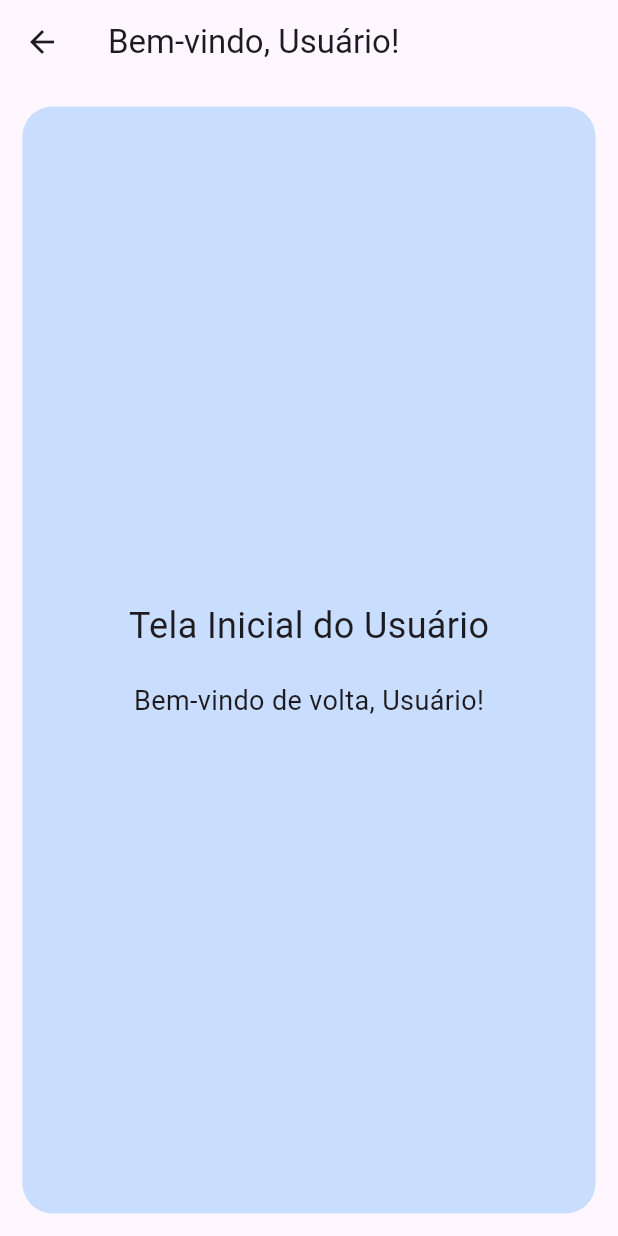
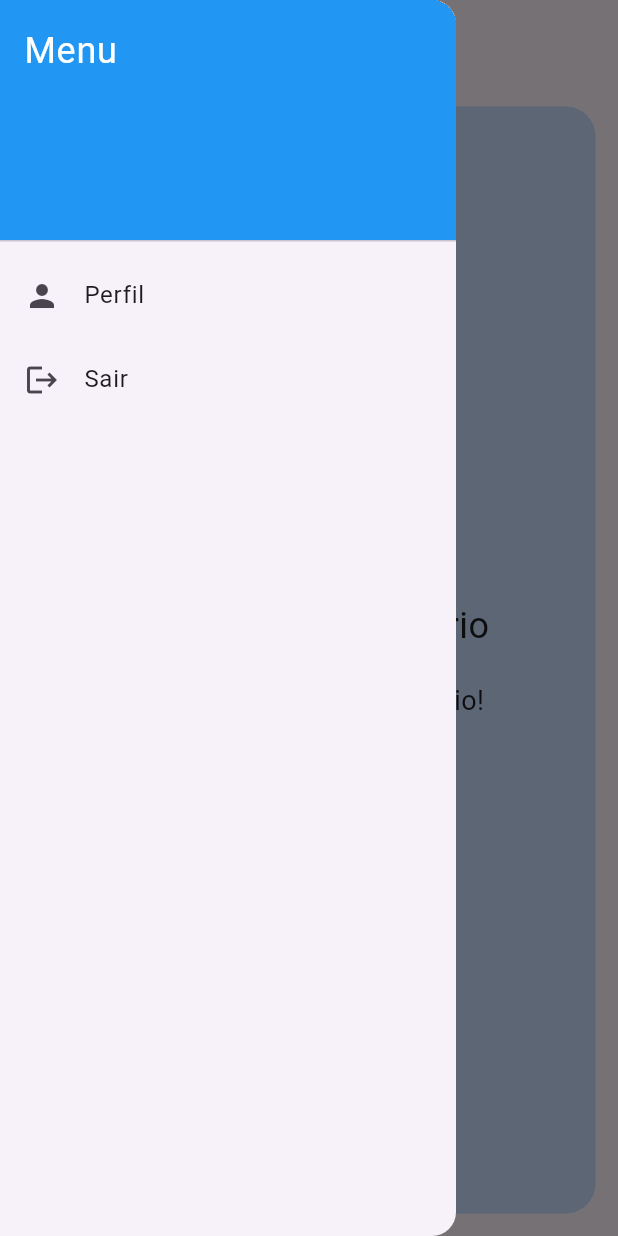
Before and after one commit to marceloifpe/Sistema_Inclusion_Teragon, a Flutter app: the UserHomePage screen opened by its route, with the side drawer open (before the commit the screen has no drawer), on a phone screen of 412 x 824 dp. Run offline on Flutter 3.47's test engine with Material 3 defaults, Android fonts, the phone set to English and light mode, and no system bars.

Commit message:
home_user_Com_barra_navigation_and_buttons

```diff
--- a/flutter_application_1/lib/user_home_page.dart
+++ b/flutter_application_1/lib/user_home_page.dart
@@ -1,5 +1,8 @@
 import 'package:flutter/material.dart';
 import 'package:flutter_application_1/container_all.dart';
+import 'package:flutter_application_1/user_form.dart'; // Importe a tela de edição de perfil
+import 'package:flutter_application_1/login_page.dart';
+import 'package:flutter_application_1/user_form.dart'; // Importe a tela de login
 
 class UserHomePage extends StatelessWidget {
   final String userName;
@@ -11,6 +14,47 @@ class UserHomePage extends StatelessWidget {
     return Scaffold(
       appBar: AppBar(
         title: Text('Bem-vindo, $userName!'),
+      ),
+      drawer: Drawer(
+        child: ListView(
+          padding: EdgeInsets.zero,
+          children: [
+            DrawerHeader(
+              decoration: BoxDecoration(
+                color: Colors.blue,
+              ),
+              child: Text(
+                'Menu',
+                style: TextStyle(
+                  color: Colors.white,
+                  fontSize: 24,
+                ),
+              ),
+            ),
+            ListTile(
+              leading: Icon(Icons.person),
+              title: Text('Perfil'),
+              onTap: () {
+                // Navega para a tela de edição de perfil
+                Navigator.push(
+                  context,
+                  MaterialPageRoute(builder: (context) => UserForm()),
+                );
+              },
+            ),
+            ListTile(
+              leading: Icon(Icons.logout),
+              title: Text('Sair'),
+              onTap: () {
+                // Navega de volta para a tela de login
+                Navigator.pushReplacement(
+                  context,
+                  MaterialPageRoute(builder: (context) => LoginPage()),
+                );
+              },
+            ),
+          ],
+        ),
       ),
       body: ContainerAll(
         child: Center(
```
